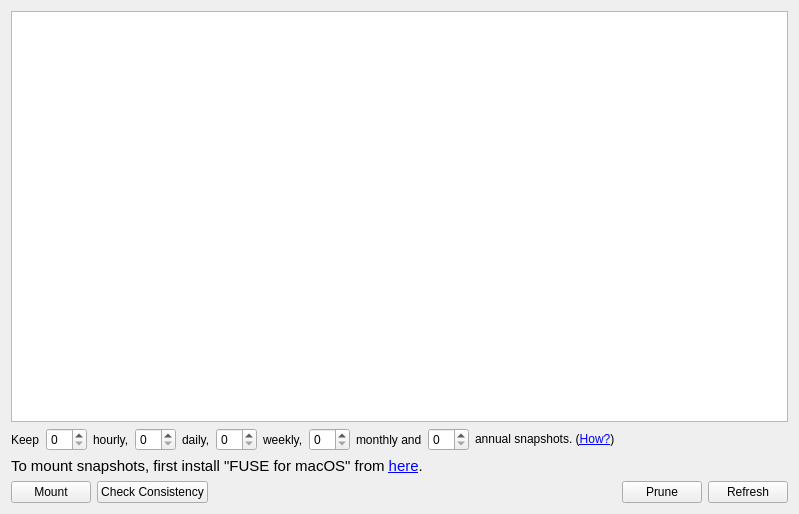
Before: the Qt Designer form src/vorta/assets/UI/snapshottab.ui in borgbase/vorta, drawn with Qt 5.
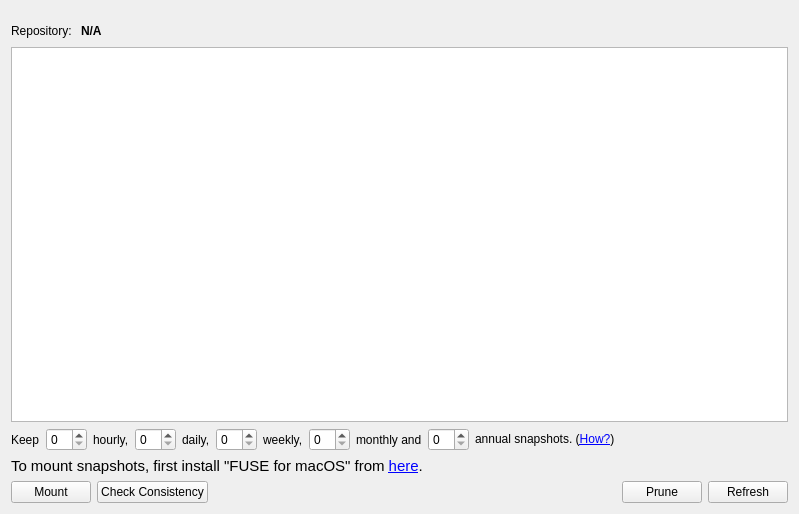
After: the same form once the commit is applied. Icons and pictures are not drawn.

```diff
--- a/src/vorta/assets/UI/snapshottab.ui
+++ b/src/vorta/assets/UI/snapshottab.ui
@@ -14,6 +14,46 @@
    <string>Form</string>
   </property>
   <layout class="QVBoxLayout" name="verticalLayout">
+   <item>
+    <layout class="QHBoxLayout" name="horizontalLayout">
+     <property name="topMargin">
+      <number>10</number>
+     </property>
+     <item>
+      <widget class="QLabel" name="label">
+       <property name="text">
+        <string>Repository: </string>
+       </property>
+      </widget>
+     </item>
+     <item>
+      <widget class="QLabel" name="currentRepoLabel">
+       <property name="font">
+        <font>
+         <weight>75</weight>
+         <bold>true</bold>
+        </font>
+       </property>
+       <property name="text">
+        <string>N/A</string>
+       </property>
+      </widget>
+     </item>
+     <item>
+      <spacer name="horizontalSpacer_2">
+       <property name="orientation">
+        <enum>Qt::Horizontal</enum>
+       </property>
+       <property name="sizeHint" stdset="0">
+        <size>
+         <width>40</width>
+         <height>20</height>
+        </size>
+       </property>
+      </spacer>
+     </item>
+    </layout>
+   </item>
    <item>
     <widget class="QTableWidget" name="snapshotTable">
      <attribute name="horizontalHeaderVisible">
```
